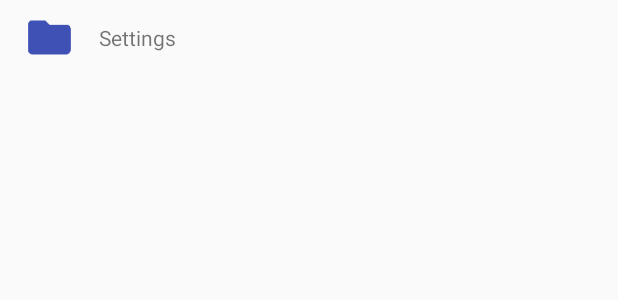
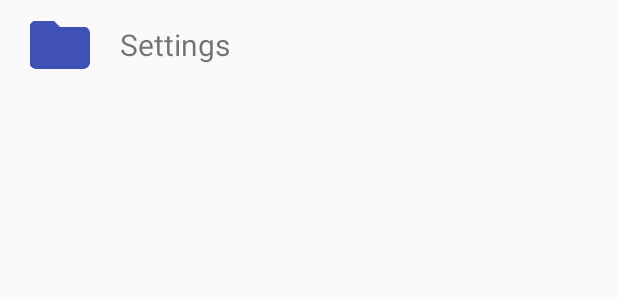
Before and after one commit to levinzonr/FileManager, an Android app: the layout item_file.xml on its own in the app's theme, with its tools: preview values and no code run, on a phone screen of 412 x 824 dp. Shown: the top 300 px of the screen. Run offline under Robolectric (Android 15) with nearby library versions, the phone set to English and light mode, and no system bars.

Commit message:
linear item size increase

```diff
--- a/app/src/main/res/layout/item_file.xml
+++ b/app/src/main/res/layout/item_file.xml
@@ -3,7 +3,7 @@
     android:orientation="horizontal"
     android:gravity="left"
     android:layout_width="match_parent"
-    android:layout_height="50dp">
+    android:layout_height="60dp">
 
     <ImageView
         android:id="@+id/file_icon"
@@ -12,10 +12,11 @@
         android:layout_gravity="center"
         android:tint="@color/colorPrimary"
         android:src="@drawable/ic_folder_black_48dp"
-        android:layout_width="34dp"
-        android:layout_height="34dp" />
+        android:layout_width="wrap_content"
+        android:layout_height="wrap_content" />
 
     <TextView
+        android:textSize="20sp"
         android:id="@+id/file_name"
         android:layout_marginStart="@dimen/fab_margin"
         android:layout_marginLeft="@dimen/fab_margin"
```
